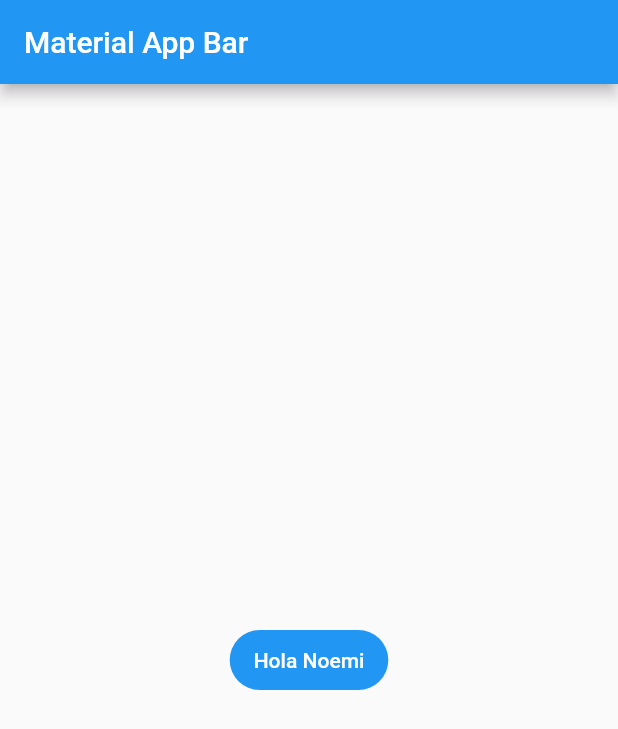
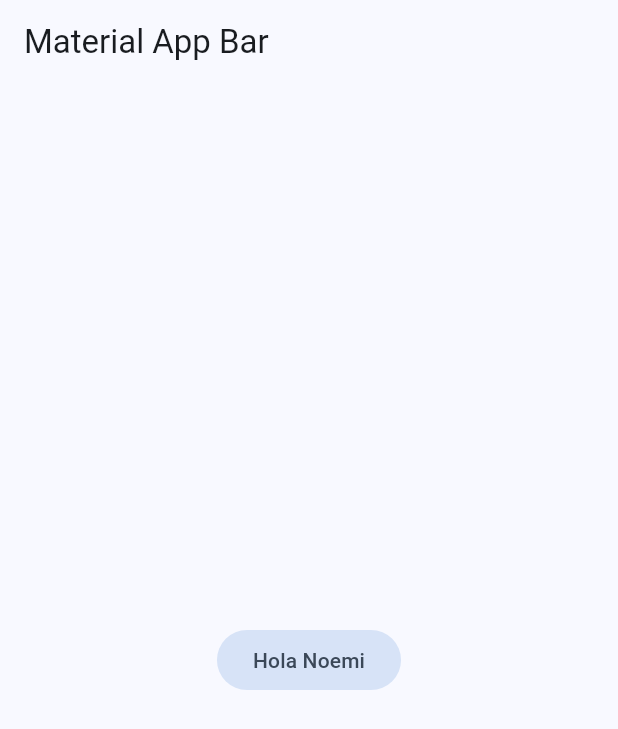
Before and after one commit to Boris-XD/YesNoApp, a Flutter app: the screen it shows after launch, on a phone screen of 412 x 824 dp. Shown: the top 729 px of the screen. Run offline on Flutter 3.47's test engine with Material 2 defaults, Android fonts, the phone set to English and light mode, and no system bars.

Commit message:
YesNoApp - Add Custom Theme

```diff
--- /dev/null
+++ b/lib/config/theme/app_theme.dart
@@ -0,0 +1,31 @@
+import 'package:flutter/material.dart';
+
+const Color _customColor = Color(0xFF00BFA6);
+
+const List<Color> _colorThemes = [
+  _customColor,
+  Colors.blue,
+  Colors.red,
+  Colors.purple,
+  Colors.orange,
+  Colors.green,
+  Colors.yellow,
+  Colors.pink
+];
+
+class AppTheme {
+
+  final int themeIndex;
+
+  AppTheme({this.themeIndex = 0})
+    :assert(themeIndex >= 0 && themeIndex < _colorThemes.length,
+            'themeIndex must be between 0 and ${_colorThemes.length - 1}');
+
+
+  ThemeData theme() {
+    return ThemeData(
+      useMaterial3: true,
+      colorSchemeSeed: _colorThemes[themeIndex]
+    );
+  }
+}
--- a/lib/main.dart
+++ b/lib/main.dart
@@ -1,4 +1,5 @@
 import 'package:flutter/material.dart';
+import 'config/theme/app_theme.dart';
 
 void main() => runApp(const MyApp());
 
@@ -10,6 +11,7 @@ class MyApp extends StatelessWidget {
     return MaterialApp(
       debugShowCheckedModeBanner: false,
       title: 'Material App',
+      theme: AppTheme(themeIndex: 1).theme(),
       home: Scaffold(
         appBar: AppBar(
           title: const Text('Material App Bar'),
```
